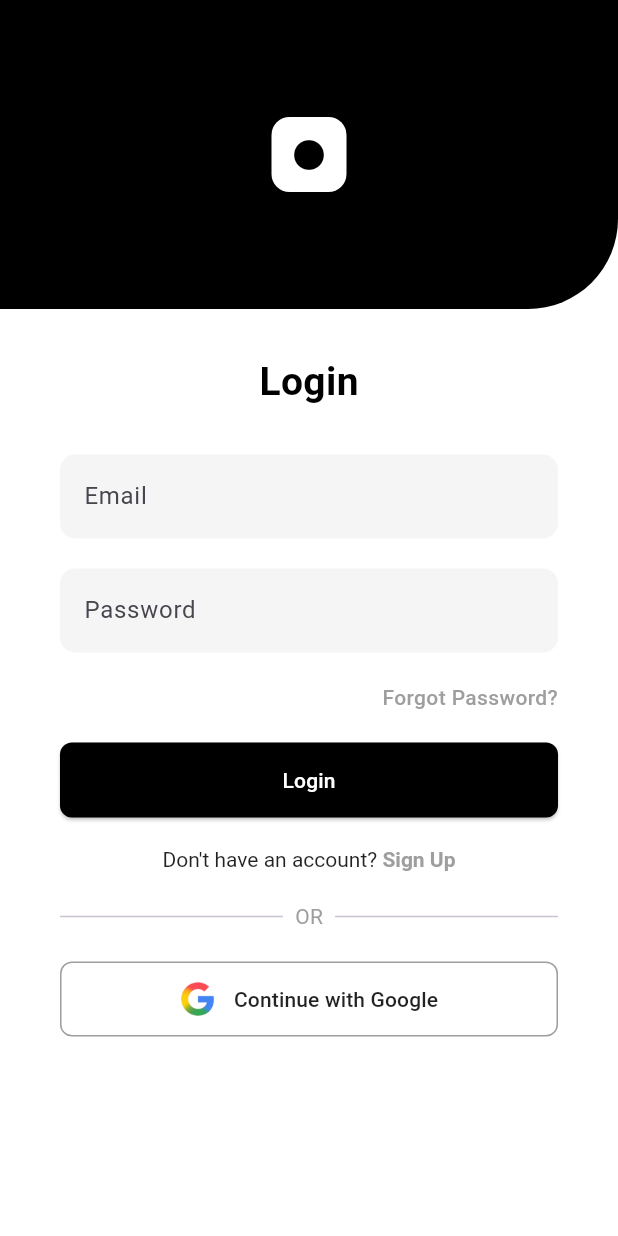
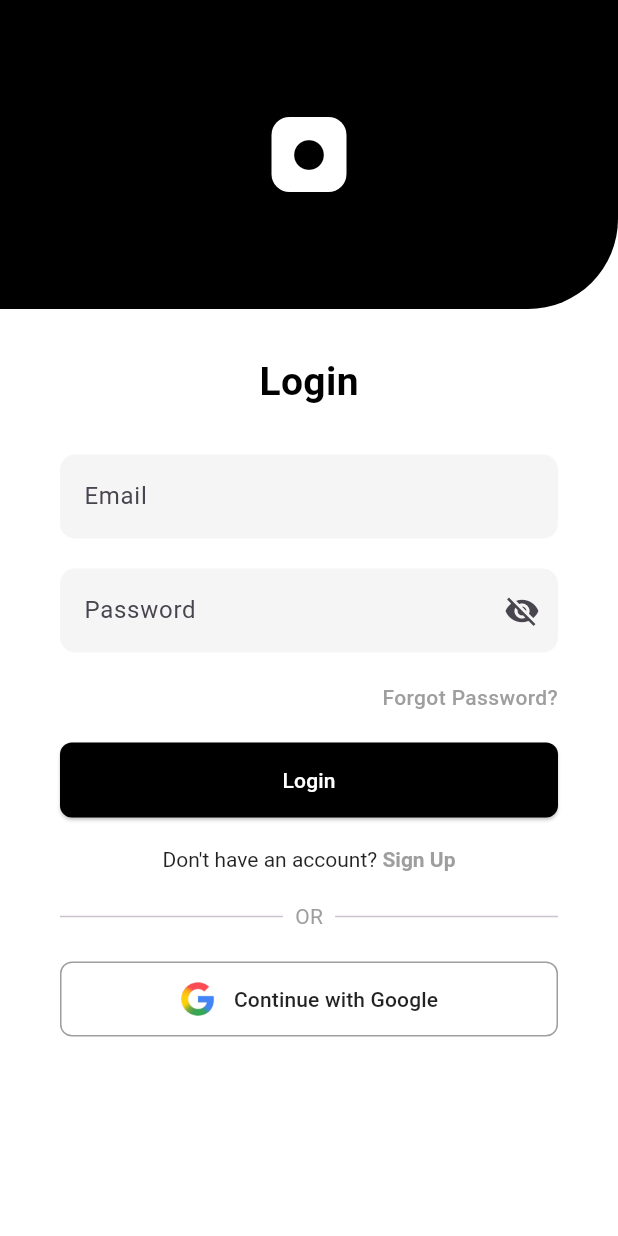
Before and after one commit to Ritika108108/Smart_Transport_Final, a Flutter app: the screen it shows after launch, after a tap on "Continue", on a phone screen of 412 x 824 dp. Run offline on Flutter 3.47's test engine with Material 3 defaults, Android fonts, the phone set to English and light mode, and no system bars; our stand-ins replace animated_text_kit.

Commit message:
Initial push from Flutter project

```diff
--- a/frontend/lib/login_page.dart
+++ b/frontend/lib/login_page.dart
@@ -12,6 +12,8 @@ class LoginPage extends StatefulWidget {
 class _LoginPageState extends State<LoginPage> {
   final TextEditingController emailController = TextEditingController();
   final TextEditingController passwordController = TextEditingController();
+
+  bool passwordVisible = false;
 
   void handleLogin(BuildContext context) {
     final email = emailController.text.trim();
@@ -45,7 +47,7 @@ class _LoginPageState extends State<LoginPage> {
       body: SingleChildScrollView(
         child: Column(
           children: [
-            // Top black section with logo and pattern
+            // Top black section
             Container(
               height: MediaQuery.of(context).size.height * 0.25,
               decoration: const BoxDecoration(
@@ -80,7 +82,7 @@ class _LoginPageState extends State<LoginPage> {
 
             const SizedBox(height: 30),
 
-            // Email field
+            // Email Field
             Padding(
               padding: const EdgeInsets.symmetric(horizontal: 40),
               child: TextField(
@@ -99,12 +101,12 @@ class _LoginPageState extends State<LoginPage> {
 
             const SizedBox(height: 20),
 
-            // Password field
+            // Password Field with eye icon
             Padding(
               padding: const EdgeInsets.symmetric(horizontal: 40),
               child: TextField(
                 controller: passwordController,
-                obscureText: true,
+                obscureText: !passwordVisible,
                 decoration: InputDecoration(
                   hintText: 'Password',
                   filled: true,
@@ -112,6 +114,16 @@ class _LoginPageState extends State<LoginPage> {
                   border: OutlineInputBorder(
                     borderRadius: BorderRadius.circular(10),
                     borderSide: BorderSide.none,
+                  ),
+                  suffixIcon: IconButton(
+                    icon: Icon(
+                      passwordVisible ? Icons.visibility : Icons.visibility_off,
+                    ),
+                    onPressed: () {
+                      setState(() {
+                        passwordVisible = !passwordVisible;
+                      });
+                    },
                   ),
                 ),
               ),
@@ -209,7 +221,7 @@ class _LoginPageState extends State<LoginPage> {
 
             const SizedBox(height: 20),
 
-            // Continue with Google Button
+            // Google Button
             Padding(
               padding: const EdgeInsets.symmetric(horizontal: 40),
               child: SizedBox(
```
